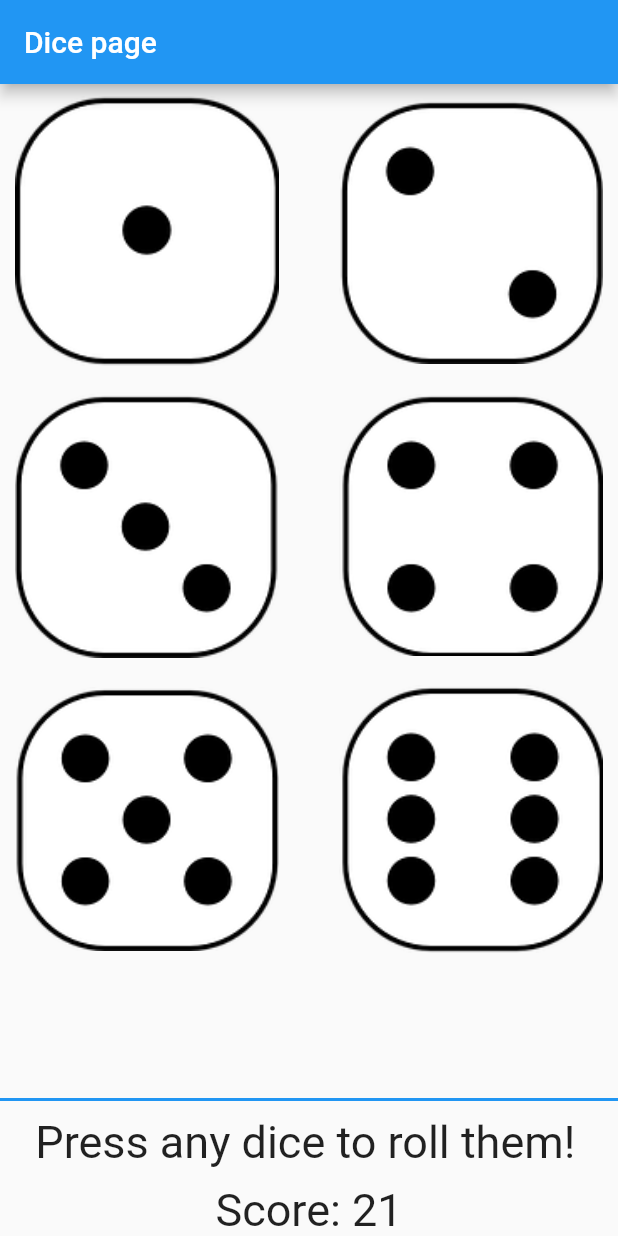
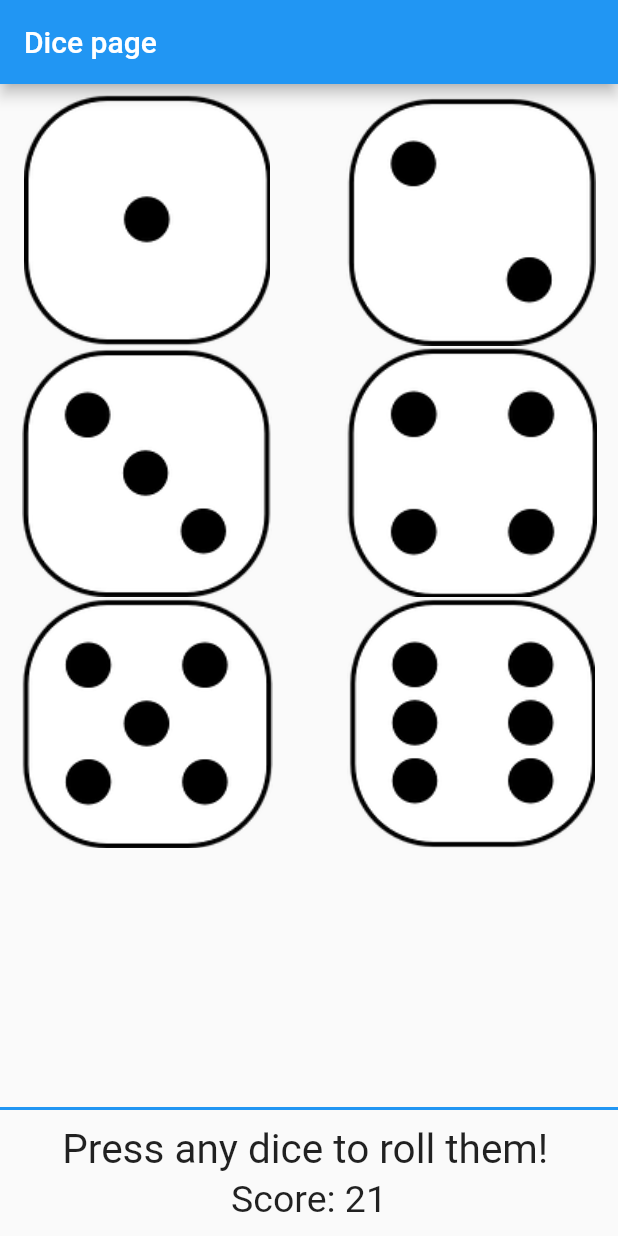
Before and after one commit to LeonardoMolleker/DiceRoller, a Flutter app: the screen it shows after launch, on a phone screen of 412 x 824 dp. Run offline on Flutter 3.47's test engine with Material 2 defaults, Android fonts, the phone set to English and light mode, and no system bars.

Commit message:
Deleted dice class, changed aspect ratios of dices images

```diff
--- a/lib/classes/dice.dart
+++ b/lib/classes/dice.dart
@@ -1,16 +1,7 @@
 import 'package:flutter/cupertino.dart';
 
 class Dice{
-  static final String _path = "lib/assets/face";
-  static final String _ext = ".png";
 
-  static Widget getFace(int diceValue){
-    return Container(
-      padding: EdgeInsets.only(left: 10.0, right: 10.0),
-      child: Image.asset(
-        _path + diceValue.toString() + _ext,
-        scale: 0.8,
-      ),
-    );
-  }
+
+
 }
--- a/lib/src/pages/dice_page.dart
+++ b/lib/src/pages/dice_page.dart
@@ -5,6 +5,8 @@ import 'package:flutter/rendering.dart';
 
 class DicePage extends StatelessWidget{
   final diceQuantity = 6;
+  final String path = "lib/assets/face";
+  final String ext = ".png";
   @override
   Widget build(BuildContext context) {
     return Scaffold(
@@ -12,6 +14,8 @@ class DicePage extends StatelessWidget{
         title: Text("Dice page"),
       ),
       body: GridView.count(
+        padding: EdgeInsets.only(top: 7.0),
+        childAspectRatio: 1.17,
         crossAxisCount: 2,
         mainAxisSpacing: 0.0,
         crossAxisSpacing: 20.0,
@@ -28,17 +32,20 @@ class DicePage extends StatelessWidget{
           mainAxisSize: MainAxisSize.min,
           children: [
             Container(
-              height: 55.0,
+              height: 45.0,
               padding: EdgeInsets.only(right: 5.0, top: 10.0),
               child: Text(
                 "Press any dice to roll them!",
-                style: TextStyle(fontSize: 30.0),
+                style: TextStyle(fontSize: 27.0),
                 textAlign: TextAlign.center,
               ),
             ),
-            Text(
-              "Score: 21",
-              style: TextStyle(fontSize: 30.0),
+            Container(
+              padding: EdgeInsets.only(bottom: 10.0),
+              child: Text(
+                "Score: 21",
+                style: TextStyle(fontSize: 25.0),
+              ),
             )
           ],
         ),
@@ -50,10 +57,20 @@ class DicePage extends StatelessWidget{
     List<Widget> dices = [];
     for(var i = 1; i<=diceQuantity; i++){
       dices.add(
-        Dice.getFace(i)
+        getFace(i)
       );
     }
     return dices;
   }
 
+  Widget getFace(int diceValue){
+    return Container(
+      padding: EdgeInsets.only(left: 10.0, right: 10.0),
+      child: Image.asset(
+        path + diceValue.toString() + ext,
+        scale: 0.8,
+      ),
+    );
+  }
+
 }
```
